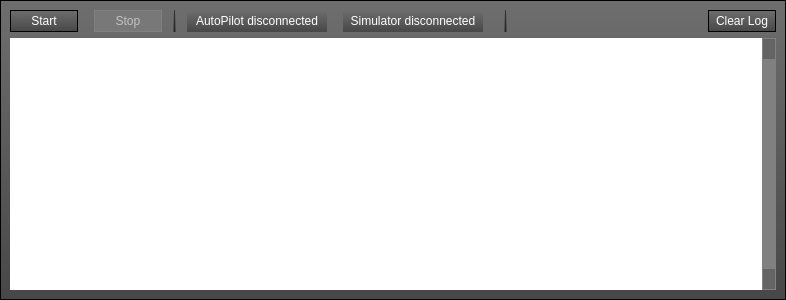
This is ground/openpilotgcs/src/plugins/hitl/hitlwidget.ui in openpilot/OpenPilot as Qt 5 draws it before an edit. The edited form follows.
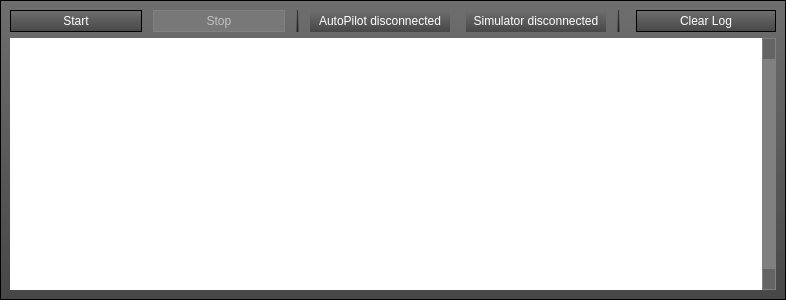
This is the edited form. Icons and pictures are not drawn.

Commit message: OP-968: HITL Simulation gadget has fixed size buttons and button text gets truncated in French translation +review OPReview

```diff
--- a/ground/openpilotgcs/src/plugins/hitl/hitlwidget.ui
+++ b/ground/openpilotgcs/src/plugins/hitl/hitlwidget.ui
@@ -187,6 +187,12 @@
         </property>
         <item>
          <widget class="QPushButton" name="startButton">
+          <property name="sizePolicy">
+           <sizepolicy hsizetype="MinimumExpanding" vsizetype="Fixed">
+            <horstretch>0</horstretch>
+            <verstretch>0</verstretch>
+           </sizepolicy>
+          </property>
           <property name="toolTip">
            <string>Request update</string>
           </property>
@@ -208,7 +214,7 @@
           </property>
           <property name="sizeHint" stdset="0">
            <size>
-            <width>10</width>
+            <width>5</width>
             <height>20</height>
            </size>
           </property>
@@ -219,6 +225,12 @@
           <property name="enabled">
            <bool>false</bool>
           </property>
+          <property name="sizePolicy">
+           <sizepolicy hsizetype="MinimumExpanding" vsizetype="Fixed">
+            <horstretch>0</horstretch>
+            <verstretch>0</verstretch>
+           </sizepolicy>
+          </property>
           <property name="toolTip">
            <string>Send update</string>
           </property>
@@ -347,22 +359,6 @@
           </property>
          </widget>
         </item>
-        <item>
-         <spacer name="horizontalSpacer_2">
-          <property name="orientation">
-           <enum>Qt::Horizontal</enum>
-          </property>
-          <property name="sizeType">
-           <enum>QSizePolicy::Preferred</enum>
-          </property>
-          <property name="sizeHint" stdset="0">
-           <size>
-            <width>10</width>
-            <height>20</height>
-           </size>
-          </property>
-         </spacer>
-        </item>
         <item>
          <spacer name="horizontalSpacer_6">
           <property name="orientation">
@@ -389,37 +385,54 @@
           </property>
          </widget>
         </item>
-        <item>
-         <spacer name="horizontalSpacer_8">
-          <property name="orientation">
-           <enum>Qt::Horizontal</enum>
-          </property>
-          <property name="sizeType">
-           <enum>QSizePolicy::Preferred</enum>
-          </property>
-          <property name="sizeHint" stdset="0">
-           <size>
-            <width>5</width>
-            <height>20</height>
-           </size>
-          </property>
-         </spacer>
-        </item>
         <item>
          <spacer name="horizontalSpacer_3">
           <property name="orientation">
            <enum>Qt::Horizontal</enum>
           </property>
+          <property name="sizeType">
+           <enum>QSizePolicy::Preferred</enum>
+          </property>
           <property name="sizeHint" stdset="0">
            <size>
-            <width>40</width>
+            <width>10</width>
             <height>20</height>
            </size>
           </property>
          </spacer>
         </item>
-        <item>
+        <item alignment="Qt::AlignRight">
          <widget class="QPushButton" name="buttonClearLog">
+          <property name="enabled">
+           <bool>true</bool>
+          </property>
+          <property name="sizePolicy">
+           <sizepolicy hsizetype="MinimumExpanding" vsizetype="Fixed">
+            <horstretch>0</horstretch>
+            <verstretch>0</verstretch>
+           </sizepolicy>
+          </property>
+          <property name="minimumSize">
+           <size>
+            <width>140</width>
+            <height>0</height>
+           </size>
+          </property>
+          <property name="sizeIncrement">
+           <size>
+            <width>0</width>
+            <height>0</height>
+           </size>
+          </property>
+          <property name="baseSize">
+           <size>
+            <width>0</width>
+            <height>0</height>
+           </size>
+          </property>
+          <property name="autoFillBackground">
+           <bool>false</bool>
+          </property>
           <property name="text">
            <string>Clear Log</string>
           </property>
```
Left out of the diff: 6 changed lines with no effect on the pictures.
